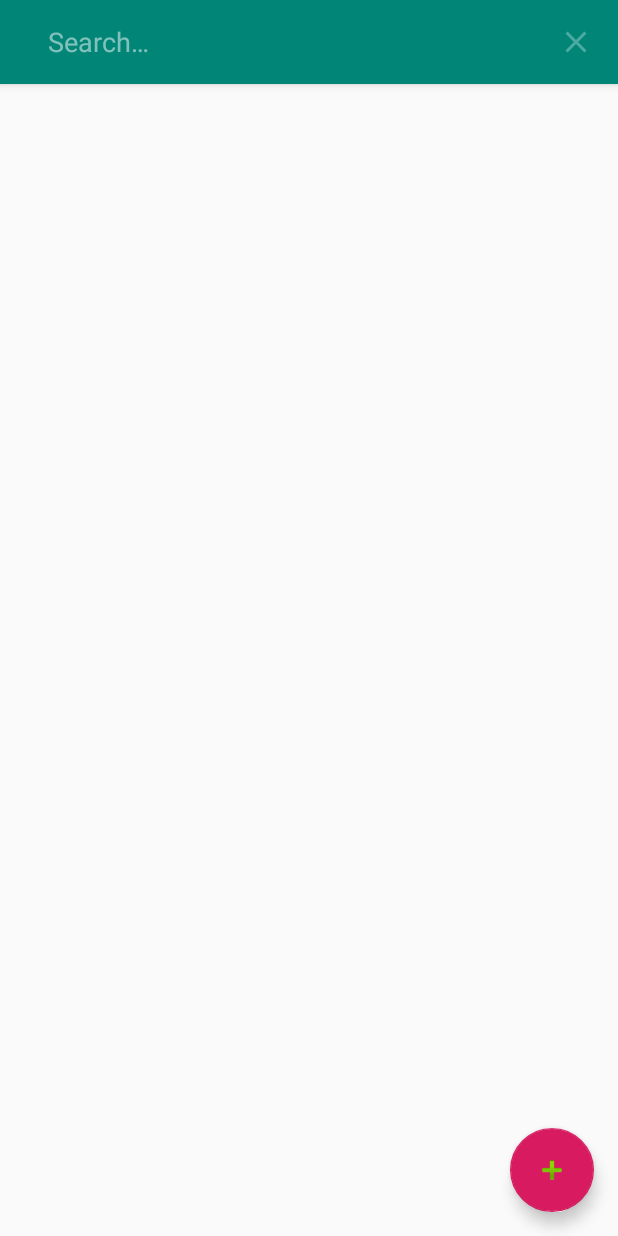
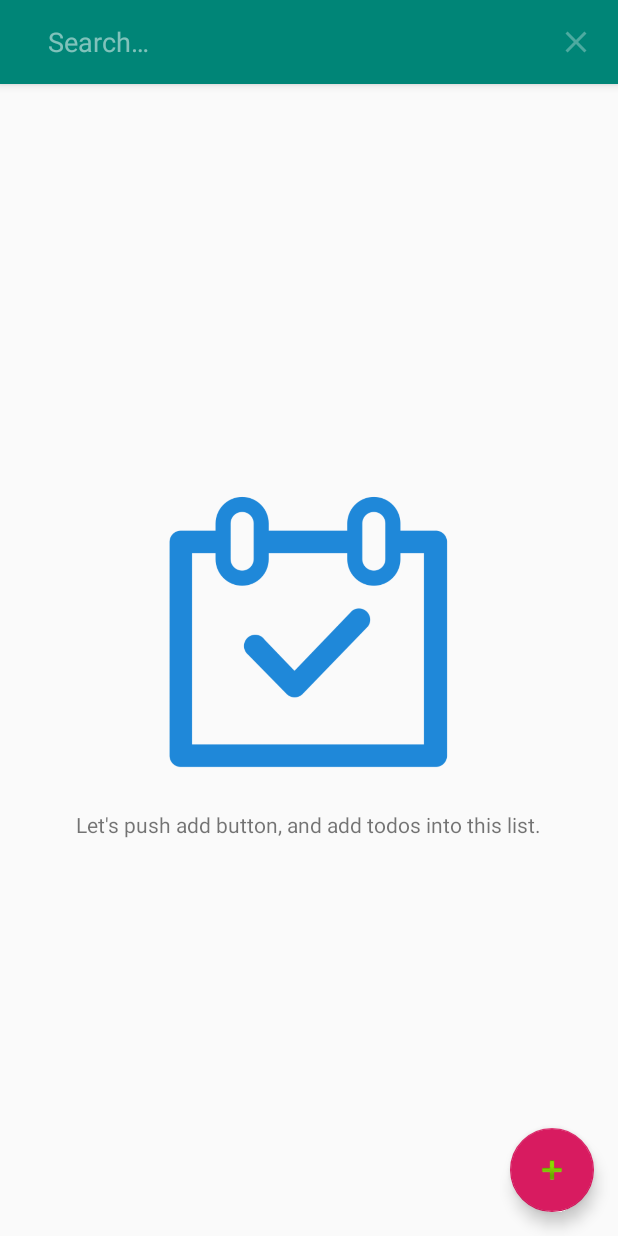
Before and after one commit to sudo5in5k/TodoAppSandbox, an Android app: the screen it shows after launch (TodoActivity), after a tap on "Search", on a phone screen of 412 x 824 dp. Run offline under Robolectric (Android 15) with nearby library versions, the phone set to English and light mode, and no system bars; our stand-ins replace Room's generated code, data binding; 1 statement that could not run was skipped.

Commit message:
add top image when no todos

```diff
--- a/app/src/main/java/com/example/todoappsandbox/ui/list/TodoActivity.kt
+++ b/app/src/main/java/com/example/todoappsandbox/ui/list/TodoActivity.kt
@@ -4,6 +4,7 @@ import android.app.SearchManager
 import android.content.Context
 import android.content.Intent
 import android.os.Bundle
+import android.util.Log
 import android.view.Menu
 import androidx.activity.viewModels
 import androidx.appcompat.app.AppCompatActivity
@@ -47,6 +48,7 @@ class TodoActivity : AppCompatActivity(),
         viewModel.loadAllTodos()
         viewModel.allTodos.observe(this, Observer {
             adapter.setAllTodos(it)
+            viewModel.switchVisibilityByTodos()
         })
 
         viewModel.isCheckedState.observe(this, Observer {
--- a/app/src/main/java/com/example/todoappsandbox/ui/list/TodoViewModel.kt
+++ b/app/src/main/java/com/example/todoappsandbox/ui/list/TodoViewModel.kt
@@ -12,6 +12,7 @@ class TodoViewModel(val repository: TodoRepository) : ViewModel() {
 
     val allTodos = MutableLiveData<List<TodoEntity>>()
     val isCheckedState = MutableLiveData<Boolean>()
+    val topVisibility = MutableLiveData<Boolean>()
 
     private fun insertTodo(entity: TodoEntity) {
         repository.insertTodo(entity)
@@ -36,6 +37,14 @@ class TodoViewModel(val repository: TodoRepository) : ViewModel() {
         allTodos.postValue(repository.getAllTodos())
     }
 
+    fun switchVisibilityByTodos() {
+        if (allTodos.value.isNullOrEmpty()) {
+            topVisibility.postValue(true)
+        } else {
+            topVisibility.postValue(false)
+        }
+    }
+
     fun handleActivityResult(requestCode: Int, resultCode: Int, data: Intent?) {
         if (resultCode == RESULT_OK) {
             val entity = data?.getParcelableExtra<TodoEntity>(Consts.INTENT) ?: return
--- a/app/src/main/res/layout/activity_main.xml
+++ b/app/src/main/res/layout/activity_main.xml
@@ -4,6 +4,8 @@
     xmlns:tools="http://schemas.android.com/tools">
 
     <data>
+
+        <import type="android.view.View" />
 
         <variable
             name="viewModel"
@@ -18,6 +20,30 @@
         android:layout_width="match_parent"
         android:layout_height="match_parent"
         tools:context=".ui.list.TodoActivity">
+
+        <LinearLayout
+            android:id="@+id/default_top"
+            android:layout_width="wrap_content"
+            android:layout_height="wrap_content"
+            android:layout_gravity="center"
+            android:orientation="vertical"
+            android:visibility="@{viewModel.topVisibility.booleanValue() ? View.VISIBLE : View.INVISIBLE}"
+            tools:visibility="visible">
+
+            <ImageView
+                android:layout_width="200dp"
+                android:layout_height="200dp"
+                android:layout_gravity="center_horizontal"
+                android:contentDescription="@string/default_null_description"
+                android:src="@drawable/todo_top_img" />
+
+            <TextView
+                android:layout_width="wrap_content"
+                android:layout_height="wrap_content"
+                android:layout_marginTop="20dp"
+                android:text="@string/default_top_text" />
+
+        </LinearLayout>
 
         <androidx.recyclerview.widget.RecyclerView
             android:id="@+id/todo_list_recycler"
--- a/app/src/main/res/values/strings.xml
+++ b/app/src/main/res/values/strings.xml
@@ -5,4 +5,5 @@
     <string name="hint_title">title</string>
     <string name="hint_description">description</string>
     <string name="menu_save">save</string>
+    <string name="default_top_text">Let\'s push add button, and add todos into this list.</string>
 </resources>
```
Also changed, not shown: app/src/main/res/drawable/todo_top_img.png (added).
